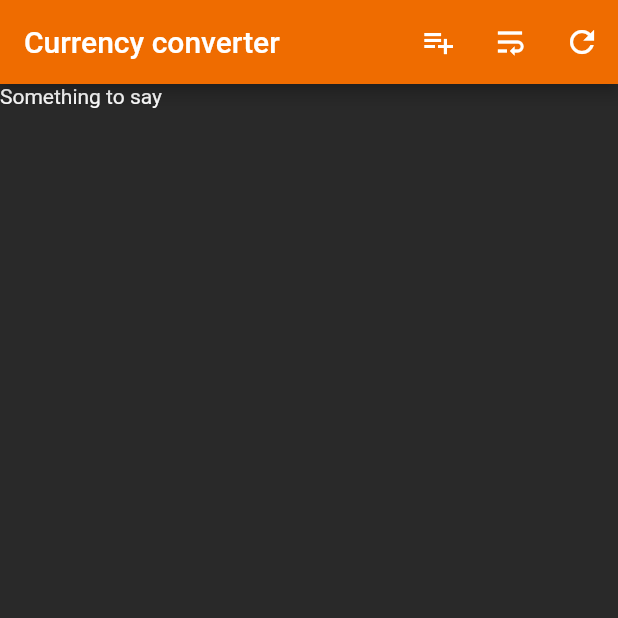
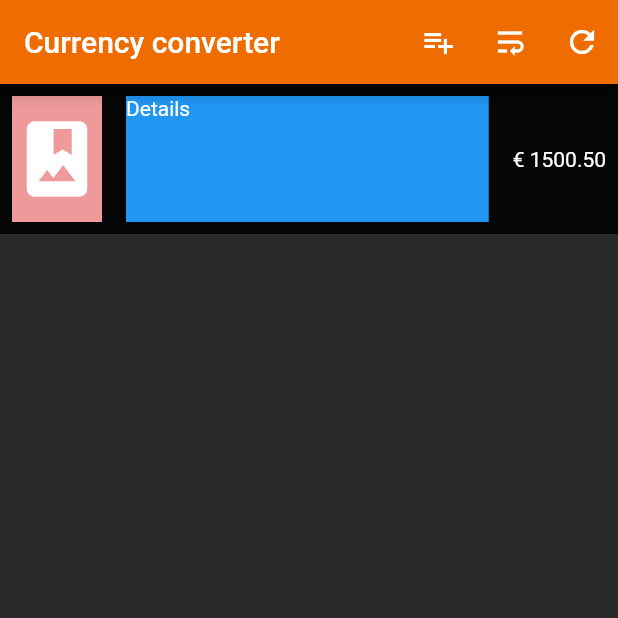
Before and after one commit to kris-el/valutex, a Flutter app: the screen it shows after launch, on a phone screen of 412 x 824 dp, the top half of it. Run offline on Flutter 3.47's test engine with Material 2 defaults, Android fonts, the phone set to English and light mode, and no system bars.

Commit message:
Designing Currency stateless widget

```diff
--- /dev/null
+++ b/valutex_vibe/lib/currency.dart
@@ -0,0 +1,75 @@
+import 'package:flutter/material.dart';
+import 'package:meta/meta.dart';
+
+final _rowHeight = 100.0;
+final _borderRadius = BorderRadius.circular(_rowHeight / 10);
+String currentAmount = '1500.50';
+
+class Currency extends StatelessWidget {
+  final String countryName;
+  final String flagCode;
+  final String currencyName;
+  final String currencyCode;
+  final String currencySymbol;
+
+  const Currency({
+    Key key,
+    @required this.countryName,
+    @required this.flagCode,
+    @required this.currencyName,
+    @required this.currencyCode,
+    @required this.currencySymbol,
+  })  : assert(countryName != null),
+        assert(flagCode != null),
+        assert(currencyName != null),
+        assert(currencyCode != null),
+        assert(currencySymbol != null),
+        super(key: key);
+
+  @override
+  Widget build(BuildContext context) {
+    final countryBox = Padding(
+      padding: EdgeInsets.all(8.0),
+      child: Container(color: Colors.red[200], child: Icon(Icons.photo_album, size: 60.0)),
+    );
+
+    final detailsBox = Expanded(
+        child: Padding(
+      padding: EdgeInsets.all(8.0),
+      child: Container(
+          color: Colors.blue,
+          child: Text('Details'),
+        ),
+      ),
+    );
+
+    final exchangeBox = Padding(
+      padding: EdgeInsets.all(8.0),
+      child: Container(
+        color: Colors.transparent,
+        child: Center(child: Text("$currencySymbol $currentAmount", textAlign: TextAlign.right)),
+      ),
+    );
+
+    return Material(
+      color: Colors.black87,
+      child: Container(
+        height: _rowHeight,
+        child: InkWell(
+          borderRadius: _borderRadius,
+          child: Padding(
+            padding: EdgeInsets.all(0.0),
+            child: Row(
+              crossAxisAlignment: CrossAxisAlignment.stretch,
+              children: <Widget>[countryBox, detailsBox, exchangeBox],
+            ),
+          ),
+          onTap: () {
+            //_navigateToChangeAmount(context);
+            debugPrint('Currency Tapped');
+          },
+        ),
+      ),
+    );
+  }
+}
--- a/valutex_vibe/lib/home_route.dart
+++ b/valutex_vibe/lib/home_route.dart
@@ -1,7 +1,8 @@
 import 'package:flutter/material.dart';
+import 'currency.dart';
 
 class HomeRoute extends StatelessWidget {
-  final localCurrencies = null;//<Currency>[];
+  final localCurrencies = null; //<Currency>[];
 
   // Widget _buildCategoryWidgets(List<Widget> categories) {
   //   return ListView.builder(
@@ -36,7 +37,15 @@ class HomeRoute extends StatelessWidget {
 
     return Scaffold(
       appBar: appBar,
-      body: listView,
+      body: Container(
+        child: Currency(
+          countryName: 'Italy',
+          flagCode: 'IT',
+          currencyName: 'Euro',
+          currencyCode: 'EUR',
+          currencySymbol: '€',
+        ),
+      ),
     );
   }
 }
```
Lines whose indentation alone changed are shown as unchanged.
